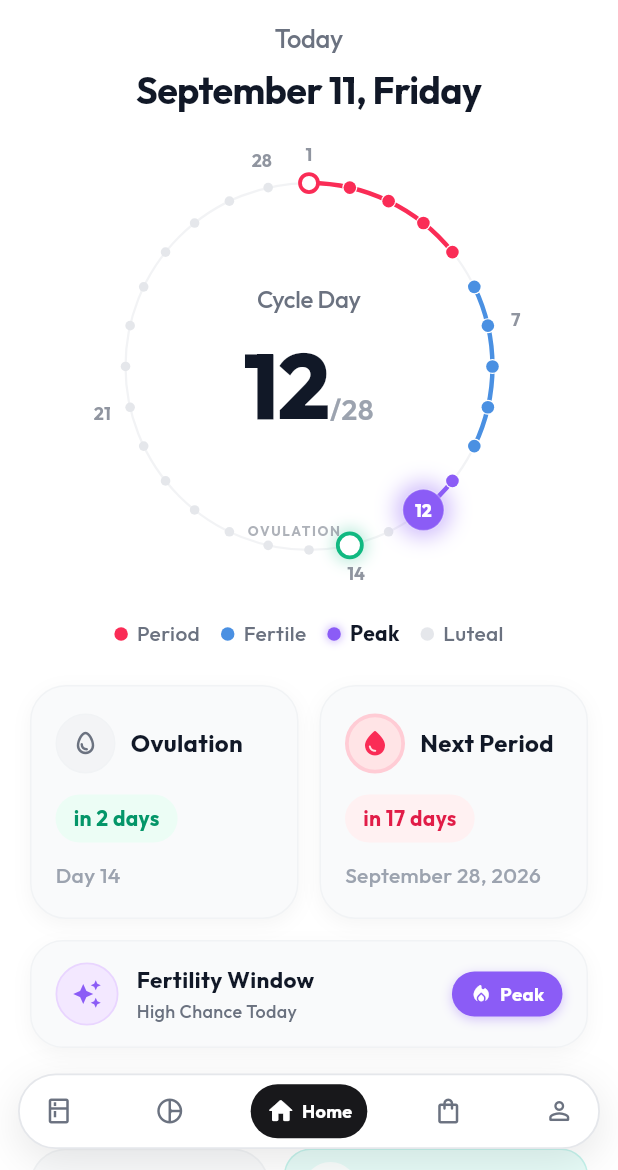
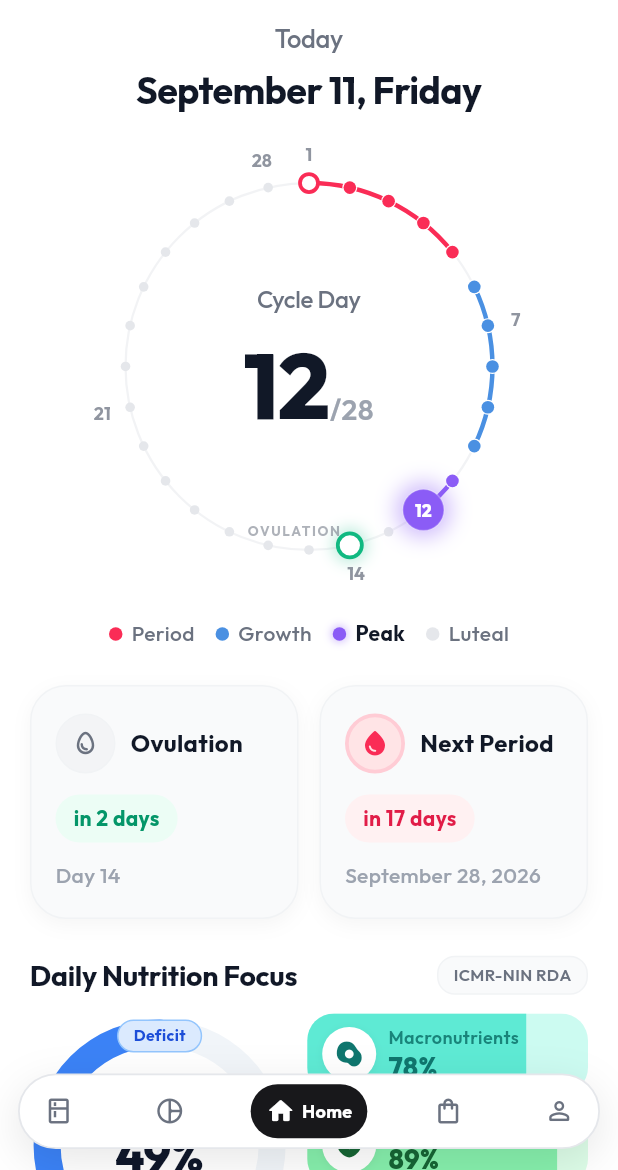
Before and after one commit to vishnunandan555/RituRasa, a Flutter app: the screen it shows after launch, on a phone screen of 412 x 824 dp, the part 66-1236 px from its top. Run offline on Flutter 3.47's test engine with Material 3 defaults, Android fonts, the light colour scheme and no system bars; drawn by our look-alikes of flutter_animate, google_nav_bar; our stand-ins replace dio, equatable, flutter_riverpod, google_fonts, sqflite, sqflite_common_ffi; accounts and stored records are empty.

Commit message:
feat(cycle): standardize all UI cycle phase nomenclature to Period, Growth, Peak, and Luteal

```diff
--- a/lib/domain/services/cycle_service.dart
+++ b/lib/domain/services/cycle_service.dart
@@ -67,7 +67,7 @@ class CycleService {
       return CyclePhaseInfo(
         estimatedCycleDay: cycleDay,
         phaseId: 'menstrual',
-        phaseName: 'Menstrual Phase',
+        phaseName: 'Period Phase',
         description: 'Replenish iron stores and soothe uterine muscle contractions with gentle minerals and hydration.',
         priorityNutrientNames: const ['Iron', 'Vitamin C', 'Magnesium'],
         targetTags: const ['iron', 'vitamin_c', 'magnesium', 'anti_inflammatory'],
@@ -83,7 +83,7 @@ class CycleService {
       return CyclePhaseInfo(
         estimatedCycleDay: cycleDay,
         phaseId: 'follicular',
-        phaseName: 'Follicular Phase',
+        phaseName: 'Growth Phase',
         description: 'Support rising estrogen and cellular energy with clean protein, B-vitamins, and zinc.',
         priorityNutrientNames: const ['Protein', 'Folate (B9)', 'Zinc'],
         targetTags: const ['protein', 'folate', 'zinc'],
@@ -98,7 +98,7 @@ class CycleService {
       return CyclePhaseInfo(
         estimatedCycleDay: cycleDay,
         phaseId: 'ovulatory',
-        phaseName: 'Ovulatory Phase',
+        phaseName: 'Peak Phase',
         description: 'Prioritize antioxidant-rich whole foods, dietary fiber, and adequate hydration during peak estrogen.',
         priorityNutrientNames: const ['Dietary Fiber', 'Zinc', 'Antioxidants'],
         targetTags: const ['fiber', 'zinc', 'antioxidant'],
--- a/lib/presentation/home/screens/home_screen.dart
+++ b/lib/presentation/home/screens/home_screen.dart
@@ -7,7 +7,6 @@ import 'package:riturasa/core/theme/riturasa_theme.dart';
 import 'package:riturasa/domain/models/nutrient_category.dart';
 import 'package:riturasa/presentation/home/widgets/cycle_metric_card.dart';
 import 'package:riturasa/presentation/home/widgets/cycle_wheel.dart';
-import 'package:riturasa/presentation/home/widgets/fertility_window_card.dart';
 import 'package:riturasa/presentation/home/widgets/hydration_card.dart';
 import 'package:riturasa/presentation/home/widgets/nutrition_overview_section.dart';
 import 'package:riturasa/presentation/home/widgets/phase_legend.dart';
@@ -118,7 +117,7 @@ class _HomeScreenState extends ConsumerState<HomeScreen> {
                             width: 28,
                             height: 28,
                             fit: BoxFit.contain,
-                            errorBuilder: (_, __, ___) => const Icon(Icons.spa_rounded, size: 24),
+                            errorBuilder: (context, error, stackTrace) => const Icon(Icons.spa_rounded, size: 24),
                           ),
                           const SizedBox(width: 8),
                           Flexible(
@@ -274,24 +273,9 @@ class _HomeScreenState extends ConsumerState<HomeScreen> {
                   .fadeIn(duration: 240.ms, delay: 80.ms)
                   .slideY(begin: 0.04, end: 0, curve: Curves.easeOutCubic),
 
-              const SizedBox(height: 14),
+              const SizedBox(height: 24),
 
-              // 5. Fertility Window Card (e.g. Fertility Window / High Chance Today / 🔥 Peak)
-              FertilityWindowCard(
-                currentCycleDay: _activeDay,
-                onTap: () {
-                  setState(() {
-                    _activeDay = 12;
-                  });
-                },
-              )
-                  .animate()
-                  .fadeIn(duration: 240.ms, delay: 100.ms)
-                  .slideY(begin: 0.04, end: 0, curve: Curves.easeOutCubic),
-
-              const SizedBox(height: 28),
-
-              // 6. Nutrient Tracking Policy: Composite Dial & 3 Sub-Cards
+              // 5. Nutrient Tracking Policy: Composite Dial & 3 Sub-Cards
               NutritionOverviewSection(
                 categories: nutrientCategories,
               )
@@ -319,9 +303,9 @@ class _HomeScreenState extends ConsumerState<HomeScreen> {
     if (day <= 5) {
       return 'Period';
     } else if (day <= 10) {
-      return 'Fertile';
+      return 'Growth';
     } else if (day <= 14) {
-      return day == 14 ? 'Ovulation' : 'Peak';
+      return 'Peak';
     } else {
       return 'Luteal';
     }
--- a/lib/presentation/home/widgets/category_circular_dial.dart
+++ b/lib/presentation/home/widgets/category_circular_dial.dart
@@ -29,33 +29,33 @@ class CategoryCircularDial extends StatelessWidget {
       child: LayoutBuilder(
         builder: (context, constraints) {
           final dialWidth = constraints.maxWidth;
-          final trackSize = (dialWidth - (theme.isCompact ? 14.0 : 22.0)).clamp(110.0, 145.0);
+          // Responsive dial diameter matching the 3 cards height
+          final dialSize = dialWidth.clamp(140.0, 172.0);
+          const strokeWidth = 18.0;
 
-          return Container(
-            padding: EdgeInsets.all(theme.isCompact ? 8.0 : 12.0),
-            decoration: BoxDecoration(
-              color: theme.cardBackground,
-              borderRadius: BorderRadius.circular(24),
-              border: Border.all(color: theme.cardBorder, width: 1.2),
-            ),
-            child: SizedBox(
-              width: dialWidth,
-              height: theme.isCompact ? 162.0 : 175.0,
+          final badgeText = category.percentage < 50
+              ? 'Deficit'
+              : '+${category.percentage.toInt()}%';
+
+          return SizedBox(
+            width: dialSize,
+            height: dialSize,
             child: Stack(
               alignment: Alignment.center,
               children: [
-                  // 1. Circular Progress Track with Smooth Animated Tween
+                // 1. Circular Progress Track & Arc
                 TweenAnimationBuilder<double>(
                   tween: Tween<double>(begin: 0.0, end: targetProgress),
-                    duration: const Duration(milliseconds: 300),
+                  duration: const Duration(milliseconds: 350),
                   curve: Curves.easeOutCubic,
                   builder: (context, animatedProgress, _) {
                     return CustomPaint(
-                        size: Size(trackSize, trackSize),
+                      size: Size(dialSize, dialSize),
                       painter: _DialProgressPainter(
                         progress: animatedProgress,
                         activeColor: categoryColor,
-                          trackColor: theme.inactiveTrackColor.withValues(alpha: 0.4),
+                        trackColor: const Color(0xFFF1F5F9),
+                        strokeWidth: strokeWidth,
                       ),
                     );
                   },
@@ -79,48 +79,40 @@ class CategoryCircularDial extends StatelessWidget {
                     key: ValueKey(category.type),
                     child: Column(
                       mainAxisSize: MainAxisSize.min,
+                      mainAxisAlignment: MainAxisAlignment.center,
                       children: [
-                      // Top Pill Badge (+0 or Focus)
-                      Container(
-                        padding: const EdgeInsets.symmetric(horizontal: 8, vertical: 2),
-                        decoration: BoxDecoration(
-                          color: categoryColor.withValues(alpha: 0.15),
-                          borderRadius: BorderRadius.circular(12),
-                        ),
-                        child: Text(
-                          category.percentage < 50 ? 'Deficit' : '+${category.percentage.toInt()}%',
-                          style: GoogleFonts.outfit(
-                            fontSize: 10,
-                            fontWeight: FontWeight.w700,
-                            color: categoryColor,
-                          ),
-                        ),
-                      ),
-                      const SizedBox(height: 4),
-
-                      // Category Title
+                        const SizedBox(height: 12),
+                        // Category Title (e.g. Energy / Weekly cardio)
                         Text(
                           category.title,
                           style: GoogleFonts.outfit(
-                          fontSize: 12,
+                            fontSize: 13,
                             fontWeight: FontWeight.w600,
-                          color: theme.textSecondary,
+                            color: const Color(0xFF334155),
                           ),
                           maxLines: 1,
                           overflow: TextOverflow.ellipsis,
                         ),
 
-                      // Big Percentage
+                        // Big Percentage (e.g. 49%)
                         Text(
                           '${category.percentage.toInt()}%',
-                        style: theme.dialPercentageStyle,
+                          style: GoogleFonts.outfit(
+                            fontSize: 32,
+                            fontWeight: FontWeight.w800,
+                            color: const Color(0xFF0F172A),
+                            letterSpacing: -0.5,
+                            height: 1.1,
+                          ),
                         ),
 
-                      // Subtitle Details (e.g. 1250 of 2130)
+                        const SizedBox(height: 3),
+
+                        // Subtitle Details (e.g. 1,045 of 2,130)
                         Text(
                           category.details,
                           style: GoogleFonts.outfit(
-                          fontSize: 11,
+                            fontSize: 11.5,
                             fontWeight: FontWeight.w700,
                             color: categoryColor,
                           ),
@@ -131,8 +123,31 @@ class CategoryCircularDial extends StatelessWidget {
                     ),
                   ),
                 ),
+
+                // 3. Top Pill Badge (e.g. +34 or Deficit)
+                Positioned(
+                  top: 2,
+                  child: Container(
+                    padding: const EdgeInsets.symmetric(horizontal: 10, vertical: 2.5),
+                    decoration: BoxDecoration(
+                      color: const Color(0xFFDBEAFE),
+                      borderRadius: BorderRadius.circular(12),
+                      border: Border.all(
+                        color: const Color(0xFF93C5FD),
+                        width: 1.0,
+                      ),
+                    ),
+                    child: Text(
+                      badgeText,
+                      style: GoogleFonts.outfit(
+                        fontSize: 10.5,
+                        fontWeight: FontWeight.w700,
+                        color: const Color(0xFF1D4ED8),
+                      ),
+                    ),
+                  ),
+                ),
               ],
-          ),
             ),
           );
         },
@@ -142,10 +157,10 @@ class CategoryCircularDial extends StatelessWidget {
 
   Color _getCategoryColor(NutrientCategoryType type, RituRasaThemeExtension theme) {
     return switch (type) {
-      NutrientCategoryType.energy => theme.energyCategoryColor,
-      NutrientCategoryType.macro => theme.macroCategoryColor,
-      NutrientCategoryType.vitamins => theme.vitaminsCategoryColor,
-      NutrientCategoryType.minerals => theme.mineralsCategoryColor,
+      NutrientCategoryType.energy => const Color(0xFF3B82F6),
+      NutrientCategoryType.macro => const Color(0xFF0D9488),
+      NutrientCategoryType.vitamins => const Color(0xFF16A34A),
+      NutrientCategoryType.minerals => const Color(0xFF9333EA),
     };
   }
 }
@@ -154,32 +169,32 @@ class _DialProgressPainter extends CustomPainter {
   final double progress; // 0.0 to 1.0
   final Color activeColor;
   final Color trackColor;
+  final double strokeWidth;
 
   _DialProgressPainter({
     required this.progress,
     required this.activeColor,
     required this.trackColor,
+    this.strokeWidth = 18.0,
   });
 
   @override
   void paint(Canvas canvas, Size size) {
     final center = Offset(size.width / 2, size.height / 2);
-    final radius = (min(size.width, size.height) / 2) - 8;
-    const strokeWidth = 14.0;
-    const startAngle = -pi / 2;
+    final radius = (min(size.width, size.height) / 2) - (strokeWidth / 2) - 2;
+    const startAngle = -pi / 2; // 12 o'clock
 
-    // Background track
+    // 1. Full 360 background track (soft light grayish-blue)
     final trackPaint = Paint()
       ..color = trackColor
       ..style = PaintingStyle.stroke
-      ..strokeWidth = strokeWidth
-      ..strokeCap = StrokeCap.round;
+      ..strokeWidth = strokeWidth;
 
     canvas.drawCircle(center, radius, trackPaint);
 
-    // Active progress arc
+    // 2. Active progress arc sweeping counter-clockwise around the left side
     if (progress > 0.0) {
-      final sweepAngle = (2 * pi) * progress;
+      final sweepAngle = -(2 * pi) * progress.clamp(0.01, 1.0);
       final arcPaint = Paint()
         ..color = activeColor
         ..style = PaintingStyle.stroke
@@ -200,6 +215,7 @@ class _DialProgressPainter extends CustomPainter {
   bool shouldRepaint(covariant _DialProgressPainter oldDelegate) {
     return oldDelegate.progress != progress ||
         oldDelegate.activeColor != activeColor ||
-        oldDelegate.trackColor != trackColor;
+        oldDelegate.trackColor != trackColor ||
+        oldDelegate.strokeWidth != strokeWidth;
   }
 }
--- a/lib/presentation/home/widgets/category_sub_card.dart
+++ b/lib/presentation/home/widgets/category_sub_card.dart
@@ -5,7 +5,7 @@ import 'package:riturasa/core/widgets/pressable_scale.dart';
 import 'package:riturasa/domain/models/nutrient_category.dart';
 
 /// Horizontal pill sub-card matching the stacked items on the right
-/// in the reference screenshot (e.g. Steps 2,532, Readiness 89, Sleep 7h 54m).
+/// in the reference screenshot (e.g. Steps 3,625, Readiness 85, Sleep 7h 14m / 72 • Good).
 class CategorySubCard extends StatelessWidget {
   final NutrientCategoryProgress category;
   final VoidCallback? onTap;
@@ -19,29 +19,47 @@ class CategorySubCard extends StatelessWidget {
   @override
   Widget build(BuildContext context) {
     final theme = context.rituTheme;
-    final (tintBg, accentColor, icon) = _getStyling(category.type, theme);
-
+    final (bgLight, bgDark, accentColor, icon) = _getStyling(category.type);
     final isCompact = theme.isCompact;
+    final progressFraction = (category.percentage / 100.0).clamp(0.22, 1.0);
 
     return PressableScale(
       onTap: onTap,
+      child: ClipRRect(
+        borderRadius: BorderRadius.circular(18),
         child: Container(
           height: isCompact ? 50 : 54,
-        padding: EdgeInsets.symmetric(horizontal: isCompact ? 8 : 12, vertical: 6),
-        decoration: BoxDecoration(
-          color: tintBg,
-          borderRadius: BorderRadius.circular(18),
-          border: Border.all(color: accentColor.withValues(alpha: 0.15), width: 1.0),
+          color: bgLight,
+          child: Stack(
+            children: [
+              // 1. Subtle Progress Fill Bar (matching the two-tone card in reference)
+              FractionallySizedBox(
+                widthFactor: progressFraction,
+                alignment: Alignment.centerLeft,
+                child: Container(
+                  color: bgDark,
                 ),
+              ),
+
+              // 2. Foreground Content (Icon Badge + Title & Value)
+              Padding(
+                padding: EdgeInsets.symmetric(horizontal: isCompact ? 8 : 10),
                 child: Row(
                   children: [
-            // Left Rounded Icon Badge
+                    // Left White Circular Icon Badge
                     Container(
                       width: isCompact ? 32 : 36,
                       height: isCompact ? 32 : 36,
                       decoration: BoxDecoration(
-                color: Colors.white.withValues(alpha: 0.8),
+                        color: Colors.white,
                         shape: BoxShape.circle,
+                        boxShadow: [
+                          BoxShadow(
+                            color: Colors.black.withValues(alpha: 0.05),
+                            blurRadius: 4,
+                            offset: const Offset(0, 1),
+                          ),
+                        ],
                       ),
                       child: Icon(
                         icon,
@@ -49,9 +67,9 @@ class CategorySubCard extends StatelessWidget {
                         size: isCompact ? 17 : 20,
                       ),
                     ),
-            SizedBox(width: isCompact ? 6 : 10),
+                    const SizedBox(width: 8),
 
-            // Middle: Title & Subtitle
+                    // Title & Value Column
                     Expanded(
                       child: Column(
                         crossAxisAlignment: CrossAxisAlignment.start,
@@ -62,17 +80,19 @@ class CategorySubCard extends StatelessWidget {
                             style: GoogleFonts.outfit(
                               fontSize: isCompact ? 11 : 12,
                               fontWeight: FontWeight.w600,
-                      color: accentColor.withValues(alpha: 0.9),
+                              color: accentColor.withValues(alpha: 0.88),
                             ),
                             maxLines: 1,
                             overflow: TextOverflow.ellipsis,
                           ),
+                          const SizedBox(height: 1),
                           Text(
-                    category.details,
+                            _getValueString(category),
                             style: GoogleFonts.outfit(
-                      fontSize: isCompact ? 9.5 : 10,
-                      fontWeight: FontWeight.w500,
-                      color: theme.textSecondary,
+                              fontSize: isCompact ? 16 : 18,
+                              fontWeight: FontWeight.w800,
+                              color: accentColor,
+                              height: 1.15,
                             ),
                             maxLines: 1,
                             overflow: TextOverflow.ellipsis,
@@ -80,44 +100,47 @@ class CategorySubCard extends StatelessWidget {
                         ],
                       ),
                     ),
-
-            const SizedBox(width: 4),
-
-            // Right: Big Progress Number
-            Text(
-              '${category.percentage.toInt()}%',
-              style: GoogleFonts.outfit(
-                fontSize: isCompact ? 15 : 18,
-                fontWeight: FontWeight.w800,
-                color: accentColor,
+                  ],
                 ),
               ),
             ],
           ),
         ),
+      ),
     );
   }
 
-  (Color, Color, IconData) _getStyling(NutrientCategoryType type, RituRasaThemeExtension theme) {
+  String _getValueString(NutrientCategoryProgress cat) {
+    if (cat.type == NutrientCategoryType.minerals && cat.percentage > 50) {
+      return '${cat.percentage.toInt()} • Good';
+    }
+    return '${cat.percentage.toInt()}%';
+  }
+
+  (Color, Color, Color, IconData) _getStyling(NutrientCategoryType type) {
     return switch (type) {
       NutrientCategoryType.energy => (
-          theme.energySubCardBg,
-          theme.energyCategoryColor,
+          const Color(0xFFDBEAFE), // Light blue
+          const Color(0xFF93C5FD), // Mid blue
+          const Color(0xFF1D4ED8), // Deep blue
           Icons.local_fire_department_rounded,
         ),
       NutrientCategoryType.macro => (
-          theme.macroSubCardBg,
-          theme.macroCategoryColor,
+          const Color(0xFFCCFBF1), // Light teal
+          const Color(0xFF5EEAD4), // Mid teal
+          const Color(0xFF0F766E), // Deep teal
           Icons.egg_alt_rounded,
         ),
       NutrientCategoryType.vitamins => (
-          theme.vitaminsSubCardBg,
-          theme.vitaminsCategoryColor,
+          const Color(0xFFDCFCE7), // Light green
+          const Color(0xFF86EFAC), // Mid green
+          const Color(0xFF166534), // Deep green
           Icons.spa_rounded,
         ),
       NutrientCategoryType.minerals => (
-          theme.mineralsSubCardBg,
-          theme.mineralsCategoryColor,
+          const Color(0xFFF3E8FF), // Light purple
+          const Color(0xFFD8B4FE), // Mid purple
+          const Color(0xFF6B21A8), // Deep purple
           Icons.diamond_outlined,
         ),
     };
--- a/lib/presentation/home/widgets/cycle_wheel_painter.dart
+++ b/lib/presentation/home/widgets/cycle_wheel_painter.dart
@@ -32,9 +32,9 @@ class CycleWheelPainter extends CustomPainter {
   // Phase boundary days (inclusive end)
   static const _phaseBoundaries = [
     (start: 1, end: 5),   // Period
-    (start: 6, end: 10),  // Fertile
+    (start: 6, end: 10),  // Growth
     (start: 11, end: 13), // Peak
-    (start: 14, end: 14), // Ovulation
+    (start: 14, end: 14), // Ovulation (Peak)
     (start: 15, end: 28), // Luteal
   ];
 
--- a/lib/presentation/home/widgets/fertility_window_card.dart
+++ b/lib/presentation/home/widgets/fertility_window_card.dart
@@ -137,8 +137,8 @@ class FertilityWindowCard extends StatelessWidget {
   ) {
     if (day >= 11 && day <= 14) {
       return (
-        'Fertility Window',
-        'High Chance Today',
+        'Peak Phase',
+        'High Conception Chance Today',
         'Peak',
         Icons.local_fire_department_rounded,
         theme.peakColor,
@@ -149,9 +149,9 @@ class FertilityWindowCard extends StatelessWidget {
       );
     } else if (day >= 6 && day <= 10) {
       return (
-        'Fertile Window',
-        'Moderate Chance Today',
-        'Fertile',
+        'Growth Phase',
+        'Moderate Conception Chance',
+        'Growth',
         Icons.trending_up_rounded,
         theme.growthColor,
         Icons.spa_outlined,
@@ -161,7 +161,7 @@ class FertilityWindowCard extends StatelessWidget {
       );
     } else if (day <= 5) {
       return (
-        'Menstrual Phase',
+        'Period Phase',
         'Low Conception Chance',
         'Period',
         Icons.water_drop_rounded,
--- a/lib/presentation/home/widgets/nutrition_overview_section.dart
+++ b/lib/presentation/home/widgets/nutrition_overview_section.dart
@@ -80,13 +80,13 @@ class _NutritionOverviewSectionState extends State<NutritionOverviewSection> {
         ),
         const SizedBox(height: 12),
 
-        // Main Composite Layout: Circular Ring Left + 3 Sub-Cards Right (Dynamically Scaled)
+        // Main Composite Layout: Circular Ring Left + 3 Sub-Cards Right
         Row(
-          crossAxisAlignment: CrossAxisAlignment.start,
+          crossAxisAlignment: CrossAxisAlignment.center,
           children: [
             // Left: Large Circular Progress Dial (Least Filled / Focused)
             Expanded(
-              flex: 44,
+              flex: 48,
               child: CategoryCircularDial(
                 category: focusedCategory,
                 onTap: () {
@@ -100,15 +100,15 @@ class _NutritionOverviewSectionState extends State<NutritionOverviewSection> {
               ),
             ),
 
-            const SizedBox(width: 10),
+            const SizedBox(width: 12),
 
             // Right: 3 Stacked Sub-Cards
             Expanded(
-              flex: 56,
+              flex: 52,
               child: Column(
                 children: [
                   for (int i = 0; i < subCategories.length; i++) ...[
-                    if (i > 0) const SizedBox(height: 6),
+                    if (i > 0) const SizedBox(height: 7),
                     CategorySubCard(
                       category: subCategories[i],
                       onTap: () {
--- a/lib/presentation/home/widgets/phase_legend.dart
+++ b/lib/presentation/home/widgets/phase_legend.dart
@@ -31,15 +31,15 @@ class PhaseLegend extends StatelessWidget {
             const SizedBox(width: 14),
             _LegendItem(
               color: theme.growthColor,
-              label: 'Fertile',
-              isActive: activePhase?.toLowerCase() == 'fertile' || activePhase?.toLowerCase() == 'growth',
+              label: 'Growth',
+              isActive: activePhase?.toLowerCase() == 'growth',
               theme: theme,
             ),
             const SizedBox(width: 14),
             _LegendItem(
               color: theme.peakColor,
               label: 'Peak',
-              isActive: activePhase?.toLowerCase() == 'peak' || activePhase?.toLowerCase() == 'ovulation',
+              isActive: activePhase?.toLowerCase() == 'peak',
               theme: theme,
             ),
             const SizedBox(width: 14),
```
Also changed, not shown: 1 other file. Lines whose indentation alone changed are shown as unchanged.
